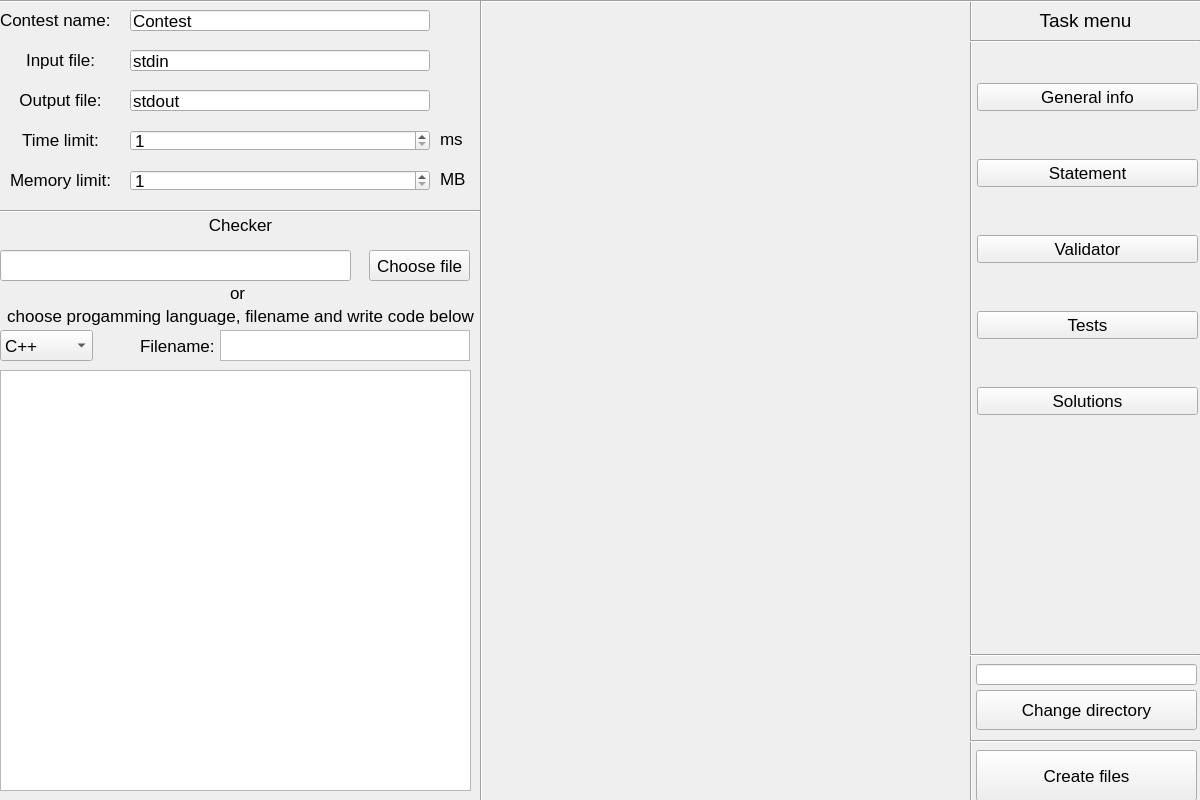
Old version of the form mainwindow.ui in the repository Dzmitry-Leushukou/UI-for-solve.by.
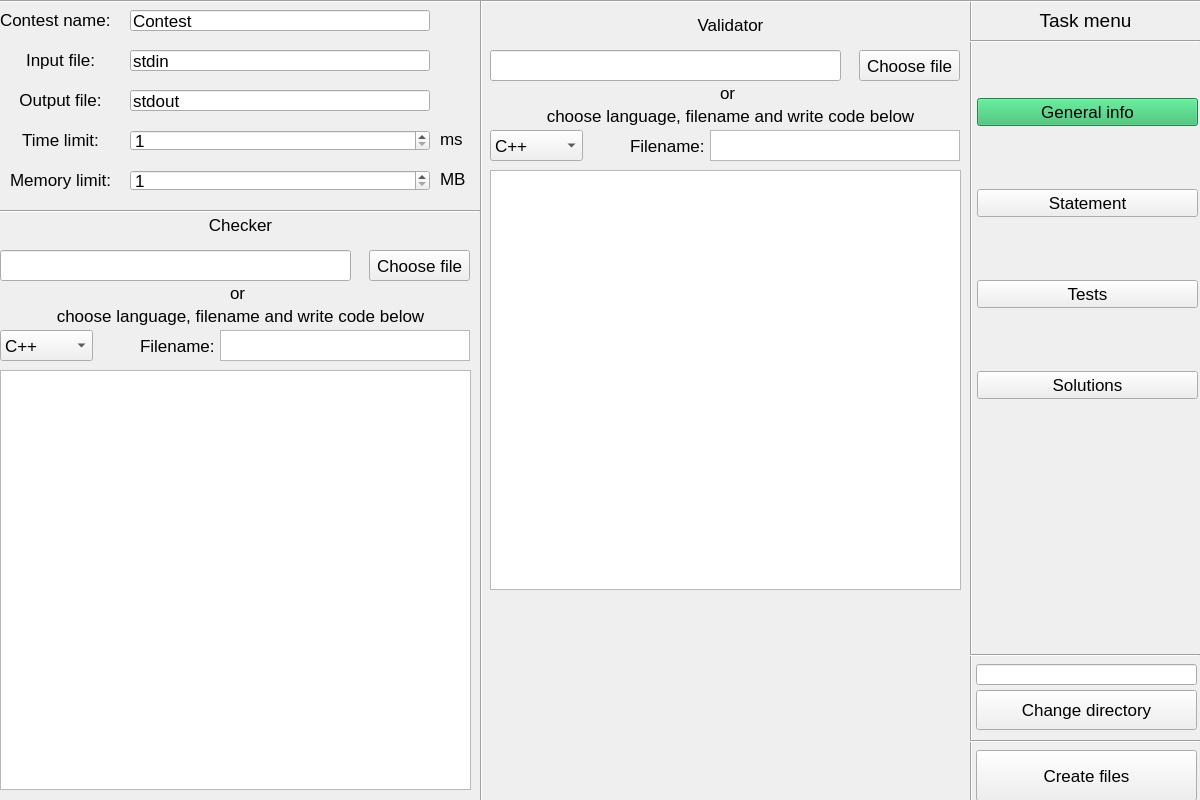
New version of the form. Icons and pictures are not drawn.

Commit message: Validator implemented

```diff
--- a/mainwindow.ui
+++ b/mainwindow.ui
@@ -469,7 +469,7 @@
       <x>0</x>
       <y>370</y>
       <width>471</width>
-      <height>421</height>
+      <height>420</height>
      </rect>
     </property>
    </widget>
@@ -483,7 +483,7 @@
      </rect>
     </property>
     <property name="text">
-     <string>choose progamming language, filename and write code below</string>
+     <string>choose language, filename and write code below</string>
     </property>
     <property name="alignment">
      <set>Qt::AlignCenter</set>
@@ -532,6 +532,130 @@
      <string>Filename:</string>
     </property>
    </widget>
+   <widget class="QLabel" name="label_13">
+    <property name="geometry">
+     <rect>
+      <x>490</x>
+      <y>100</y>
+      <width>481</width>
+      <height>31</height>
+     </rect>
+    </property>
+    <property name="text">
+     <string>choose language, filename and write code below</string>
+    </property>
+    <property name="alignment">
+     <set>Qt::AlignCenter</set>
+    </property>
+   </widget>
+   <widget class="QLabel" name="label_14">
+    <property name="geometry">
+     <rect>
+      <x>720</x>
+      <y>77</y>
+      <width>66</width>
+      <height>31</height>
+     </rect>
+    </property>
+    <property name="text">
+     <string>or</string>
+    </property>
+   </widget>
+   <widget class="QPushButton" name="ChooseValidatorFileButton">
+    <property name="geometry">
+     <rect>
+      <x>859</x>
+      <y>50</y>
+      <width>101</width>
+      <height>31</height>
+     </rect>
+    </property>
+    <property name="text">
+     <string>Choose file</string>
+    </property>
+   </widget>
+   <widget class="QLineEdit" name="ValidatorPath">
+    <property name="geometry">
+     <rect>
+      <x>490</x>
+      <y>50</y>
+      <width>351</width>
+      <height>31</height>
+     </rect>
+    </property>
+    <property name="readOnly">
+     <bool>true</bool>
+    </property>
+   </widget>
+   <widget class="QLabel" name="label_15">
+    <property name="geometry">
+     <rect>
+      <x>490</x>
+      <y>9</y>
+      <width>481</width>
+      <height>31</height>
+     </rect>
+    </property>
+    <property name="text">
+     <string>Validator</string>
+    </property>
+    <property name="alignment">
+     <set>Qt::AlignCenter</set>
+    </property>
+   </widget>
+   <widget class="QPlainTextEdit" name="ValidatorCode">
+    <property name="geometry">
+     <rect>
+      <x>490</x>
+      <y>170</y>
+      <width>471</width>
+      <height>420</height>
+     </rect>
+    </property>
+   </widget>
+   <widget class="QLabel" name="label_16">
+    <property name="geometry">
+     <rect>
+      <x>630</x>
+      <y>130</y>
+      <width>80</width>
+      <height>31</height>
+     </rect>
+    </property>
+    <property name="text">
+     <string>Filename:</string>
+    </property>
+   </widget>
+   <widget class="QTextEdit" name="ValidatorFilename">
+    <property name="geometry">
+     <rect>
+      <x>710</x>
+      <y>130</y>
+      <width>250</width>
+      <height>31</height>
+     </rect>
+    </property>
+   </widget>
+   <widget class="QComboBox" name="ValidatorLanguage">
+    <property name="geometry">
+     <rect>
+      <x>490</x>
+      <y>130</y>
+      <width>93</width>
+      <height>31</height>
+     </rect>
+    </property>
+    <item>
+     <property name="text">
+      <string>C++</string>
+     </property>
+    </item>
+    <item>
+     <property name="text">
+      <string>Python</string>
+     </property>
+    </item>
+   </widget>
    <widget class="QPushButton" name="CreateButton">
     <property name="geometry">
      <rect>
@@ -561,7 +685,7 @@
      <property name="verticalSpacing">
       <number>5</number>
      </property>
-     <item row="3" column="0">
+     <item row="2" column="0">
       <widget class="QPushButton" name="Tests">
        <property name="text">
         <string>Tests</string>
@@ -574,34 +698,20 @@
        </property>
       </widget>
      </item>
-     <item row="2" column="0">
-      <widget class="QPushButton" name="Validator">
-       <property name="text">
-        <string>Validator</string>
-       </property>
-       <property name="autoExclusive">
-        <bool>false</bool>
-       </property>
-       <property name="flat">
-        <bool>false</bool>
-       </property>
-      </widget>
-     </item>
-     <item row="4" column="0">
-      <widget class="QPushButton" name="Solutions">
-       <property name="text">
-        <string>Solutions</string>
-       </property>
-       <property name="autoExclusive">
-        <bool>false</bool>
-       </property>
-       <property name="flat">
-        <bool>false</bool>
-       </property>
-      </widget>
-     </item>
      <item row="0" column="0">
       <widget class="QPushButton" name="GeneralInfo">
+       <property name="font">
+        <font>
+         <pointsize>13</pointsize>
+         <italic>false</italic>
+         <bold>false</bold>
+        </font>
+       </property>
+       <property name="styleSheet">
+        <string notr="true">background-color: rgb(45, 185, 103);
+color: rgb(0, 0, 0);
+font: 13pt;</string>
+       </property>
        <property name="text">
         <string>General info</string>
        </property>
@@ -613,6 +723,19 @@
        </property>
       </widget>
      </item>
+     <item row="3" column="0">
+      <widget class="QPushButton" name="Solutions">
+       <property name="text">
+        <string>Solutions</string>
+       </property>
+       <property name="autoExclusive">
+        <bool>false</bool>
+       </property>
+       <property name="flat">
+        <bool>false</bool>
+       </property>
+      </widget>
+     </item>
      <item row="1" column="0">
       <widget class="QPushButton" name="Statement">
        <property name="text">
```
The commit also changes 2 other files.
